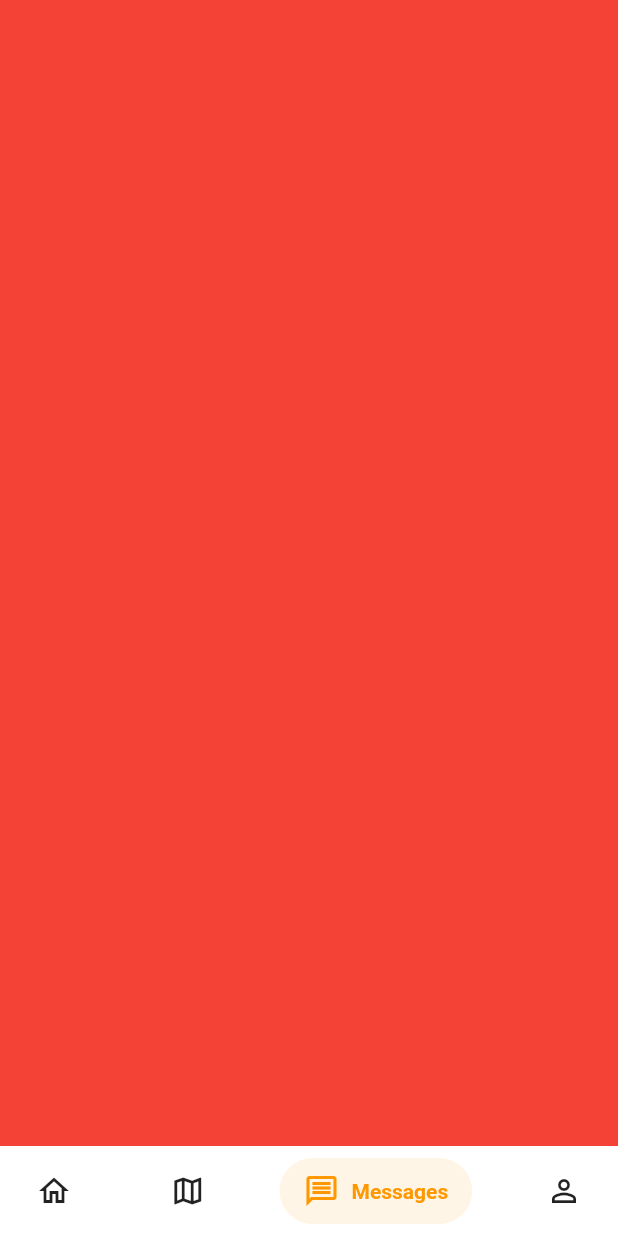
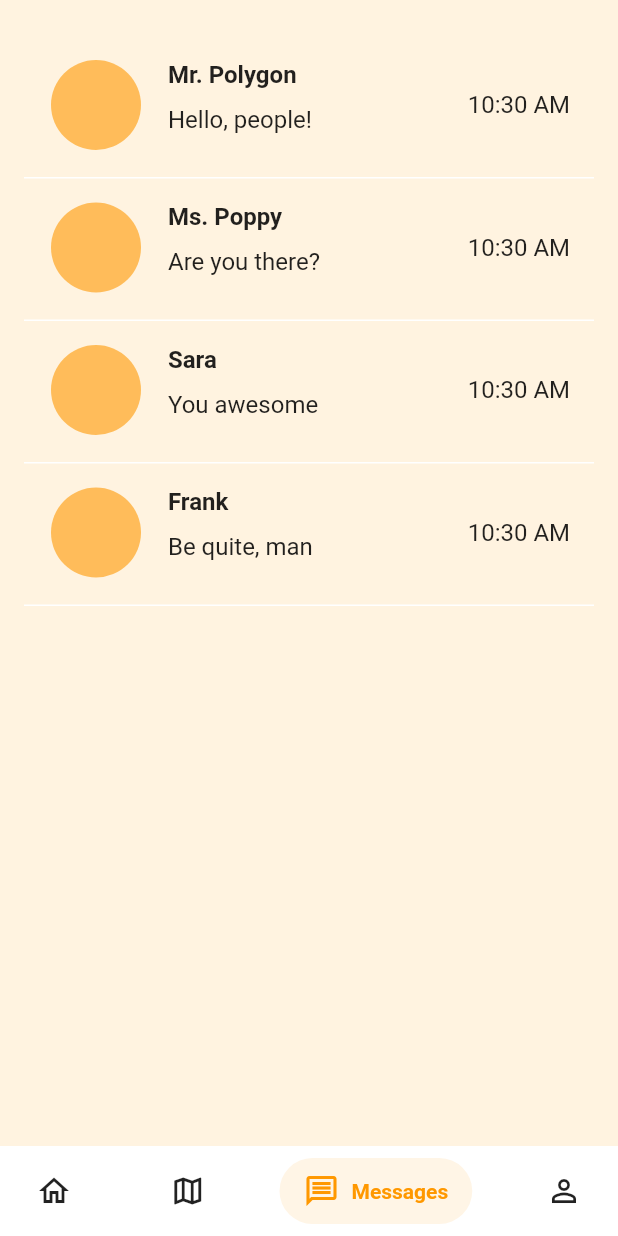
Before and after one commit to wonderpops/ocean_slicks, a Flutter app: the screen it shows after launch, item 3 of the bottom bar chosen, on a phone screen of 412 x 824 dp. Run offline on Flutter 3.47's test engine with Material 2 defaults, Android fonts, the phone set to English and light mode, and no system bars; drawn by our look-alikes of salomon_bottom_bar; our stand-ins replace camera, get; missing offline and left inert: universe.

Commit message:
Add messages screen

```diff
--- a/lib/widgets/home_screen/home_screen.dart
+++ b/lib/widgets/home_screen/home_screen.dart
@@ -6,7 +6,6 @@ class HomeScreenWidget extends StatelessWidget {
   @override
   Widget build(BuildContext context) {
     return Container(
-      color: Colors.indigo[50],
       child: SingleChildScrollView(
         child: Padding(
           padding: const EdgeInsets.symmetric(horizontal: 32, vertical: 32),
--- a/lib/widgets/main_menu/main_menu.dart
+++ b/lib/widgets/main_menu/main_menu.dart
@@ -1,6 +1,7 @@
 import 'package:flutter/material.dart';
 import 'package:ocean_slicks/widgets/home_screen/home_screen.dart';
 import 'package:ocean_slicks/widgets/map_screen/map_screen.dart';
+import 'package:ocean_slicks/widgets/messages_screen/messages_screen.dart';
 // import 'package:ocean_slicks/widgets/take_picture_screen/take_picture_screen.dart';
 import 'package:salomon_bottom_bar/salomon_bottom_bar.dart';
 import 'package:flutter/services.dart';
@@ -15,15 +16,33 @@ class MainMenuWidget extends StatefulWidget {
 int _current_index = 0;
 
 class _MainMenuWidgetState extends State<MainMenuWidget> {
+  Color? bg_color = Colors.indigo[50];
   @override
   Widget build(BuildContext context) {
     SystemChrome.setEnabledSystemUIMode(SystemUiMode.immersiveSticky);
     return Scaffold(
+        backgroundColor: bg_color,
         bottomNavigationBar: Container(
           color: Colors.white,
           child: SalomonBottomBar(
             currentIndex: _current_index,
-            onTap: (i) => setState(() => _current_index = i),
+            onTap: (i) => setState(() {
+              _current_index = i;
+              switch (_current_index) {
+                case 0:
+                  bg_color = Colors.indigo[50];
+                  break;
+                case 1:
+                  bg_color = Colors.pink[50];
+                  break;
+                case 2:
+                  bg_color = Colors.orange[50];
+                  break;
+                case 3:
+                  bg_color = Colors.teal[50];
+                  break;
+              }
+            }),
             items: [
               SalomonBottomBarItem(
                 icon: const Icon(Icons.home_outlined),
@@ -52,9 +71,8 @@ class _MainMenuWidgetState extends State<MainMenuWidget> {
             ? HomeScreenWidget()
             : _current_index == 1
                 ? MapWidget()
-                : Container(
-                    color: Colors.red,
-                  ) // This trailing comma makes auto-formatting nicer for build methods.
-        );
+                : _current_index == 2
+                    ? MessagesScreenWidget()
+                    : Container());
   }
 }
--- /dev/null
+++ b/lib/widgets/messages_screen/messages_screen.dart
@@ -0,0 +1,155 @@
+import 'package:flutter/material.dart';
+import 'package:intl/intl.dart';
+
+class MessagesScreenWidget extends StatelessWidget {
+  MessagesScreenWidget({Key? key}) : super(key: key);
+
+  List chats = [
+    {
+      'title': 'Mr. Polygon',
+      'subtitle': 'Hello, people!',
+      'time': DateTime.now(),
+      'chat_id': 1343,
+    },
+    {
+      'title': 'Ms. Poppy',
+      'subtitle': 'Are you there?',
+      'time': DateTime.now(),
+      'chat_id': 8734,
+    },
+    {
+      'title': 'Sara',
+      'subtitle': 'You awesome',
+      'time': DateTime.now(),
+      'chat_id': 1987,
+    },
+    {
+      'title': 'Frank',
+      'subtitle': 'Be quite, man',
+      'time': DateTime.now(),
+      'chat_id': 3904,
+    }
+  ];
+
+  @override
+  Widget build(BuildContext context) {
+    return Padding(
+      padding: const EdgeInsets.only(top: 32),
+      child: Container(
+        child: SingleChildScrollView(
+          child: Column(
+            children: chats
+                .map((e) => _ChatPreviewWidget(
+                      title: e['title'],
+                      subtitle: e['subtitle'],
+                      time: e['time'],
+                      chat_id: e['chat_id'],
+                    ))
+                .toList(),
+          ),
+        ),
+      ),
+    );
+  }
+}
+
+class _ChatPreviewWidget extends StatelessWidget {
+  _ChatPreviewWidget(
+      {Key? key,
+      required this.title,
+      required this.subtitle,
+      required this.time,
+      required this.chat_id})
+      : super(key: key);
+  String title;
+  String subtitle;
+  DateTime time;
+  int chat_id;
+
+  @override
+  Widget build(BuildContext context) {
+    return Padding(
+      padding: const EdgeInsets.symmetric(horizontal: 16),
+      child: Column(
+        children: [
+          Stack(
+            children: [
+              Padding(
+                padding:
+                    const EdgeInsets.symmetric(horizontal: 16, vertical: 8),
+                child: Container(
+                  height: 70,
+                  child: Column(
+                    children: [
+                      Container(
+                        height: 60,
+                        child: Row(
+                          mainAxisAlignment: MainAxisAlignment.spaceBetween,
+                          children: [
+                            CircleAvatar(
+                              radius: 32,
+                              backgroundColor: Colors.orange.withOpacity(.6),
+                            ),
+                            SizedBox(width: 16),
+                            Expanded(
+                              child: Column(
+                                crossAxisAlignment: CrossAxisAlignment.start,
+                                children: [
+                                  Text(title,
+                                      maxLines: 1,
+                                      style: TextStyle(
+                                          color: Colors.black87,
+                                          fontSize: 16,
+                                          fontWeight: FontWeight.bold)),
+                                  Expanded(
+                                      child: Align(
+                                    alignment: Alignment.centerLeft,
+                                    child: FittedBox(
+                                        fit: BoxFit.scaleDown,
+                                        child: Text(subtitle,
+                                            maxLines: 3,
+                                            style: TextStyle(
+                                                color: Colors.black87,
+                                                fontSize: 16))),
+                                  )),
+                                ],
+                              ),
+                            ),
+                            SizedBox(width: 16),
+                            Text(DateFormat('h:mm a').format(time),
+                                maxLines: 3,
+                                style: TextStyle(
+                                    color: Colors.black87, fontSize: 16)),
+                          ],
+                        ),
+                      ),
+                    ],
+                  ),
+                ),
+              ),
+              Material(
+                color: Colors.transparent,
+                child: InkWell(
+                  onTap: () {
+                    print(chat_id);
+                  },
+                  splashColor: Colors.orange.withOpacity(.1),
+                  hoverColor: Colors.orange.withOpacity(.1),
+                  focusColor: Colors.orange.withOpacity(.1),
+                  highlightColor: Colors.orange.withOpacity(.1),
+                  borderRadius: BorderRadius.circular(20),
+                  child: Container(
+                    alignment: Alignment.center,
+                    height: 78,
+                  ),
+                ),
+              ),
+            ],
+          ),
+          Container(height: 1, color: Colors.white),
+          SizedBox(height: 8),
+        ],
+      ),
+    );
+  }
+}
```
